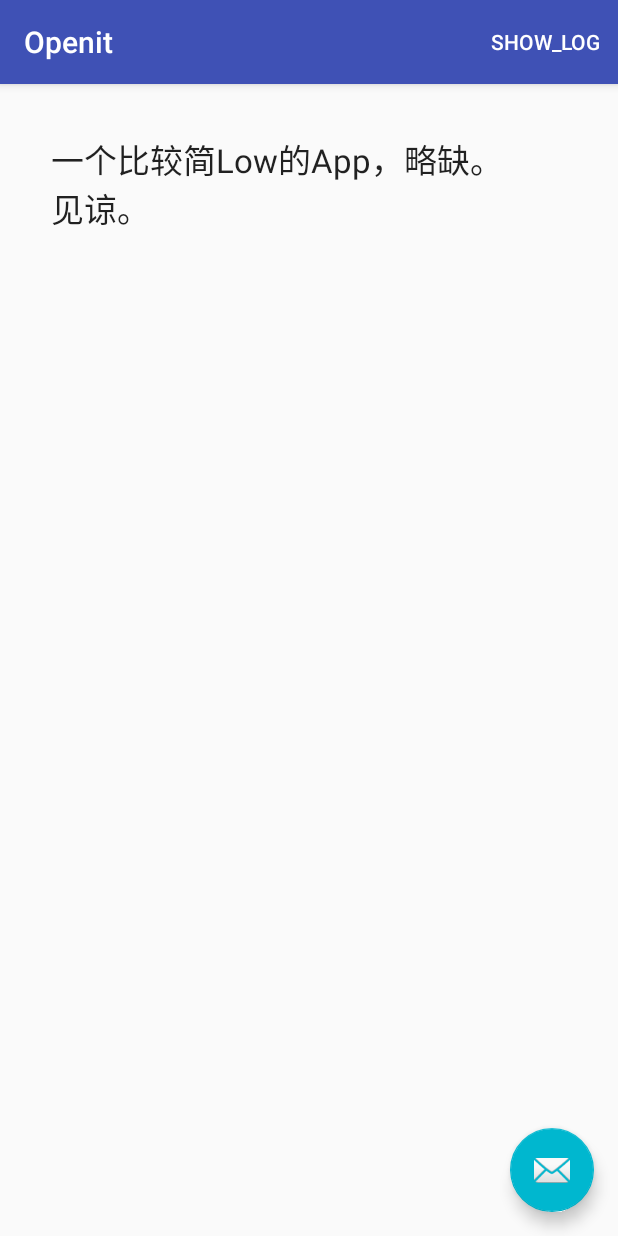
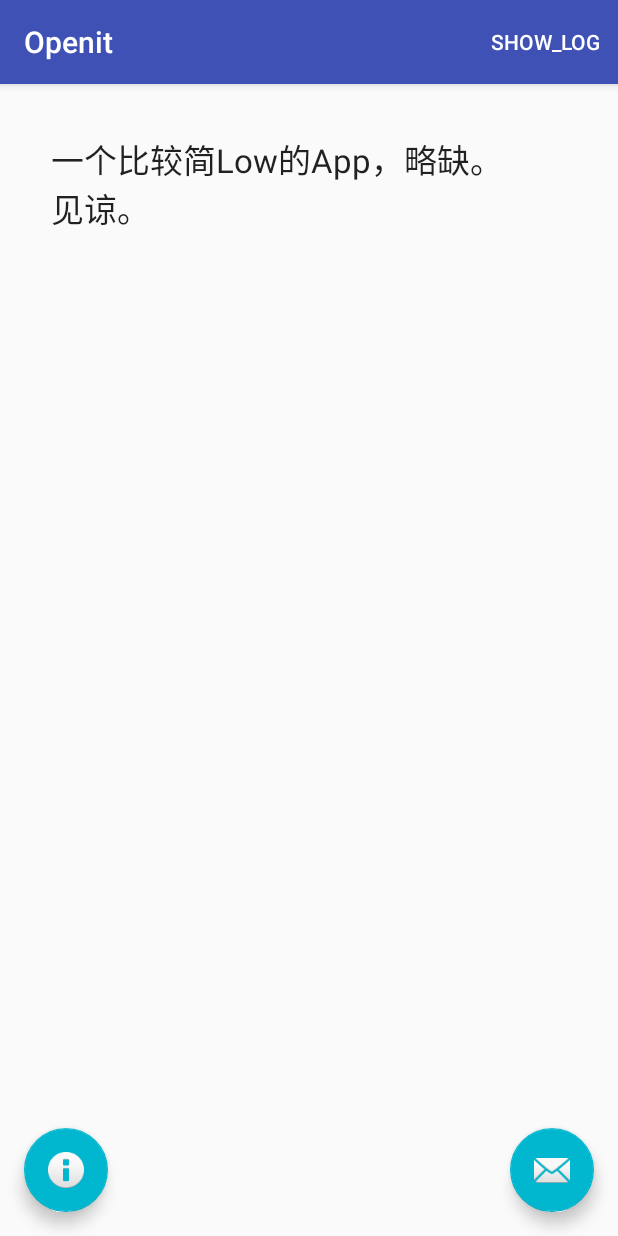
Before and after one commit to jboneak30/Openit, an Android app: the screen it shows after launch (MainActivity), on a phone screen of 412 x 824 dp. Run offline under Robolectric (Android 15) with nearby library versions, the phone set to English and light mode, and no system bars.

Commit message:
create views

```diff
--- a/app/src/main/java/com/mclss/openit/Activities/MainActivity.java
+++ b/app/src/main/java/com/mclss/openit/Activities/MainActivity.java
@@ -1,15 +1,23 @@
 package com.mclss.openit.Activities;
 
+import android.app.Activity;
+import android.content.DialogInterface;
 import android.content.Intent;
+import android.content.SharedPreferences;
 import android.net.Uri;
 import android.os.Bundle;
 import android.support.design.widget.FloatingActionButton;
 import android.support.design.widget.Snackbar;
+import android.support.v7.app.AlertDialog;
 import android.support.v7.app.AppCompatActivity;
 import android.support.v7.widget.Toolbar;
 import android.view.View;
 import android.view.Menu;
 import android.view.MenuItem;
+import android.view.Window;
+import android.widget.AdapterView;
+import android.widget.ArrayAdapter;
+import android.widget.ListView;
 import android.widget.ViewAnimator;
 
 import com.mclss.openit.R;
@@ -18,14 +26,18 @@ import com.mclss.openit.logger.LogFragment;
 import com.mclss.openit.logger.LogWrapper;
 import com.mclss.openit.logger.MessageOnlyLogFilter;
 
-import java.io.File;
-import java.net.URISyntaxException;
+import java.util.Arrays;
+import java.util.List;
 
 public class MainActivity extends AppCompatActivity {
 
     private final String TAG = "MainActivity";
 
     private boolean mLogShown;
+    private ListView mInfoListView;
+    private ArrayAdapter<String> mAddressName;
+    private List<String> mAddr;
+    private List<String> mNfcId;
 
     @Override
     protected  void onStart() {
@@ -48,7 +60,7 @@ public class MainActivity extends AppCompatActivity {
                         .setAction("DONATE", new View.OnClickListener() {
                             @Override
                             public void onClick(View view) {
-                                Uri uri= Uri.parse("http://www.mclss.com");
+                                Uri uri = Uri.parse("http://www.mclss.com");
                                 Intent intent = new Intent(Intent.ACTION_VIEW, uri);
                                 startActivity(intent);
                             }
@@ -56,6 +68,18 @@ public class MainActivity extends AppCompatActivity {
             }
         });
 
+        FloatingActionButton add = (FloatingActionButton) findViewById(R.id.add);
+        add.setOnClickListener(new View.OnClickListener() {
+            @Override
+            public void onClick(View view) {
+
+            }
+        });
+
+        if (!initializeData()) {
+            Snackbar.make(mInfoListView, "并没有找到存储的nfc卡片信息。", Snackbar.LENGTH_LONG).show();
+        }
+        initializeView();
     }
 
     @Override
@@ -83,7 +107,7 @@ public class MainActivity extends AppCompatActivity {
                 if (mLogShown) {
                     output.setDisplayedChild(1);
                 } else {
-                    output.setDisplayedChild(0);
+                    output.setDisplayedChild(2);
                 }
                 supportInvalidateOptionsMenu();
                 return true;
@@ -109,11 +133,67 @@ public class MainActivity extends AppCompatActivity {
 
         Log.i(TAG, "Ready");
 
-        File[] files = new File("/etc").listFiles();
-        for (File file : files) {
-            if(file.getName().length() >= 0){
-                Log.i(TAG, file.getPath());
+//        File[] files = new File("/etc").listFiles();
+//        for (File file : files) {
+//            if(file.getName().length() >= 0){
+//                Log.i(TAG, file.getPath());
+//            }
+//        }
+
+        Log.i(TAG, "Adapter count=" + mInfoListView.getCount());
+    }
+
+    private boolean initializeData() {
+
+        initializePreference();
+
+        mAddressName = new ArrayAdapter<String>(this, android.R.layout.simple_list_item_single_choice, mAddr);
+
+        return true;
+    }
+
+    private void initializePreference() {
+        SharedPreferences sharedPreferences = getSharedPreferences("token",
+                Activity.MODE_PRIVATE);
+
+        String strIndex = "Home,Office,Partner,Sex Partner";
+//        String strIndex = "";
+        String[] strAddr = strIndex.split(",");
+        mAddr = Arrays.asList(strAddr);
+
+        String strNfcIndex = "01B9551B,01B9551B,01B9551B,01B9551B";
+        String[] strNfcId = strNfcIndex.split(",");
+        mNfcId = Arrays.asList(strNfcId);
+
+    }
+
+    private void initializeView() {
+        mInfoListView = (ListView)findViewById(R.id.info_listView);
+        mInfoListView.setChoiceMode(ListView.CHOICE_MODE_SINGLE);
+        mInfoListView.setAdapter(mAddressName);
+
+        mInfoListView.setOnItemClickListener(new AdapterView.OnItemClickListener() {
+            @Override
+            public void onItemClick(AdapterView<?> parent, View view, int position, long id) {
+                Log.i(TAG, "Click:pos=" + position + ",id=" + id);
+                String tmpAddr = "确认切换到" + mAddr.get(Long.valueOf(id).intValue()) + "吗？";
+                AlertDialog.Builder applyDialogBuilder = new AlertDialog.Builder(MainActivity.this);
+                applyDialogBuilder.setMessage(tmpAddr);
+                applyDialogBuilder.setTitle("切换NFC卡片");
+                applyDialogBuilder.setPositiveButton("确认", new DialogInterface.OnClickListener() {
+                    @Override
+                    public void onClick(DialogInterface dialog, int which) {
+                        dialog.dismiss();
+                    }
+                });
+                applyDialogBuilder.setNegativeButton("取消", new DialogInterface.OnClickListener() {
+                    @Override
+                    public void onClick(DialogInterface dialog, int which) {
+                        dialog.dismiss();
+                    }
+                });
+                applyDialogBuilder.create().show();
             }
-        }
+        });
     }
 }
--- a/app/src/main/res/layout/activity_main.xml
+++ b/app/src/main/res/layout/activity_main.xml
@@ -22,4 +22,9 @@
         android:layout_gravity="bottom|end" android:layout_margin="@dimen/fab_margin"
         android:src="@android:drawable/ic_dialog_email" />
 
+    <android.support.design.widget.FloatingActionButton android:id="@+id/add"
+        android:layout_width="wrap_content" android:layout_height="wrap_content"
+        android:layout_gravity="bottom|start" android:layout_margin="@dimen/fab_margin"
+        android:src="@android:drawable/ic_dialog_info" />
+
 </android.support.design.widget.CoordinatorLayout>
--- a/app/src/main/res/layout/content_main.xml
+++ b/app/src/main/res/layout/content_main.xml
@@ -38,6 +38,18 @@
                 android:layout_height="match_parent"
                 tools:layout="@layout/content_main" />
 
+            <!--<ScrollView-->
+                <!--android:layout_width="match_parent"-->
+                <!--android:layout_height="fill_parent"-->
+                <!--android:id="@+id/scrollView" >-->
+
+                <ListView
+                    android:layout_width="match_parent"
+                    android:layout_height="wrap_content"
+                    android:id="@+id/info_listView"
+                    android:clickable="true" />
+            <!--</ScrollView>-->
+
         </ViewAnimator>
     </LinearLayout>
 
--- a/app/src/main/res/values-v21/strings.xml
+++ b/app/src/main/res/values-v21/strings.xml
@@ -2,4 +2,6 @@
 <resources>
     <string name="sample_show_log">SHOW_LOG</string>
     <string name="sample_hide_log">HIDE_LOG</string>
+    <string name="apply_info">请刷需要添加的新NFC卡片...</string>
+    <string name="apply_edit">填写NFC卡片名称...</string>
 </resources>
--- a/app/src/main/res/values-w820dp/strings.xml
+++ b/app/src/main/res/values-w820dp/strings.xml
@@ -2,4 +2,6 @@
 <resources>
     <string name="sample_show_log">SHOW_LOG</string>
     <string name="sample_hide_log">HIDE_LOG</string>
+    <string name="apply_info">请刷需要添加的新NFC卡片...</string>
+    <string name="apply_edit">填写NFC卡片名称...</string>
 </resources>
--- a/app/src/main/res/values/strings.xml
+++ b/app/src/main/res/values/strings.xml
@@ -12,4 +12,6 @@
 
         ]]>
     </string>
+    <string name="apply_info">请刷需要添加的新NFC卡片...</string>
+    <string name="apply_edit">填写NFC卡片名称...</string>
 </resources>
```
Also changed, not shown: app/src/main/res/layout/add_dialog.xml (added, +21 -0 lines).
